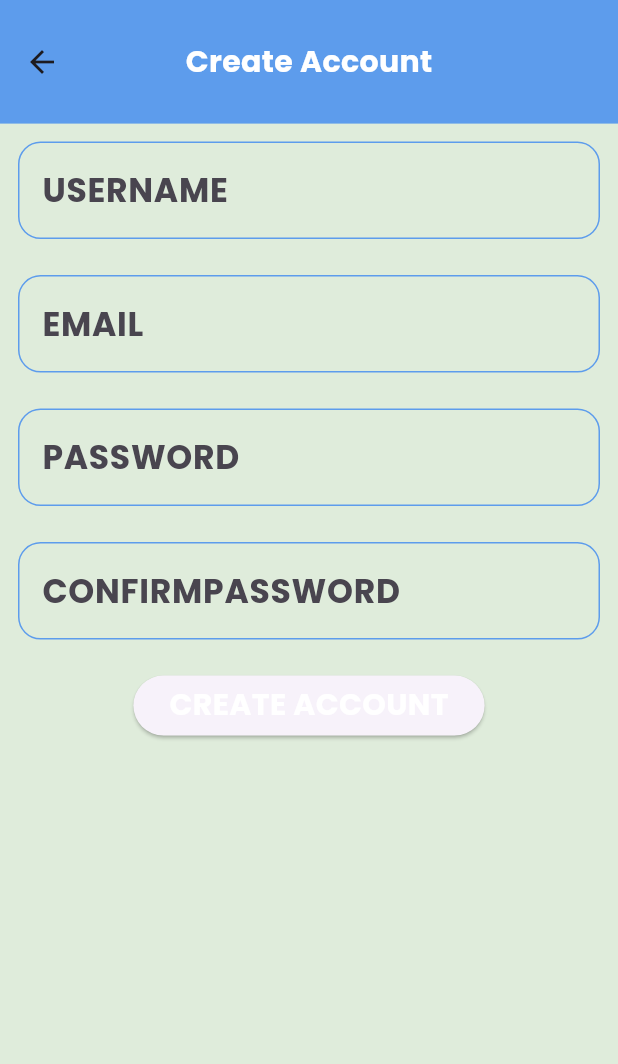
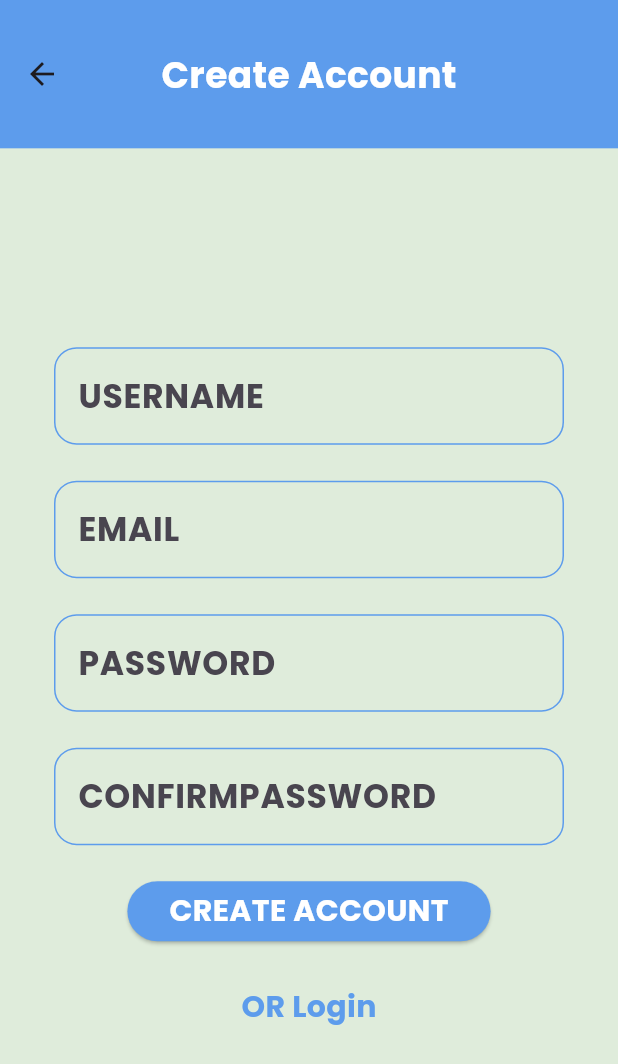
Before and after one commit to Ritaj-coder/TO_DOAPP, a Flutter app: the screen it shows after launch, after a tap on "OR Create An Account", on a phone screen of 412 x 824 dp. Shown: the top 1064 px of the screen. Run offline on Flutter 3.47's test engine with Material 3 defaults, Android fonts, the phone set to English and light mode, and no system bars; our stand-ins replace cloud_firestore, easy_date_timeline, firebase_auth, firebase_core, flutter_slidable, google_fonts; accounts and stored records are empty; generated files the repository leaves out were written again.

Commit message:
last update

```diff
--- a/lib/home/auth/login/login_screen.dart
+++ b/lib/home/auth/login/login_screen.dart
@@ -24,18 +24,18 @@ class LoginScreen extends StatelessWidget {
     return Scaffold(
       appBar: AppBar(
         centerTitle: true,
-        toolbarHeight: MediaQuery.of(context).size.height * 0.10,
+        toolbarHeight: MediaQuery.of(context).size.height * 0.12,
         title: Text("WELCOME BACK",
             style: Theme.of(context)
                 .textTheme
                 .bodyMedium
-                ?.copyWith(color: AppColors.WhiteColor)),
+                ?.copyWith(color: AppColors.WhiteColor, fontSize: 24)),
       ),
-      body: SingleChildScrollView(
-        child: SizedBox(
-          child: Column(
-            children: [
-              Form(
+      body: Center(
+        child: SingleChildScrollView(
+          child: Padding(
+            padding: const EdgeInsets.symmetric(horizontal: 24.0),
+            child: Form(
                 key: formkey,
                 child: Column(
                   children: [
@@ -100,8 +100,7 @@ class LoginScreen extends StatelessWidget {
                           )),
                     ),
                   ],
-                  ))
-            ],
+                )),
           ),
         ),
       ),
--- a/lib/home/auth/register/register_screen.dart
+++ b/lib/home/auth/register/register_screen.dart
@@ -5,6 +5,7 @@ import 'package:to_do_app1/alert_dialog.dart';
 import 'package:to_do_app1/app_Colors.dart';
 import 'package:to_do_app1/firebase.dart';
 import 'package:to_do_app1/home/auth/customer_formfield.dart';
+import 'package:to_do_app1/home/auth/login/login_screen.dart';
 import 'package:to_do_app1/home/home_screen.dart';
 import 'package:to_do_app1/model/my_user.dart';
 
@@ -26,17 +27,18 @@ class RegisterScreen extends StatelessWidget {
     return Scaffold(
       appBar: AppBar(
         centerTitle: true,
-        toolbarHeight: MediaQuery.of(context).size.height * 0.10,
+        toolbarHeight: MediaQuery.of(context).size.height * 0.12,
         title: Text("Create Account",
             style: Theme.of(context)
                 .textTheme
                 .bodyMedium
-                ?.copyWith(color: AppColors.WhiteColor)),
+                ?.copyWith(color: AppColors.WhiteColor, fontSize: 24)),
       ),
-      body: SingleChildScrollView(
-        child: Column(
-          children: [
-            Form(
+      body: Center(
+        child: SingleChildScrollView(
+          child: Padding(
+            padding: const EdgeInsets.symmetric(horizontal: 24.0),
+            child: Form(
                 key: formkey,
                 child: Column(
                   children: [
@@ -101,6 +103,9 @@ class RegisterScreen extends StatelessWidget {
                     Padding(
                       padding: const EdgeInsets.all(8.0),
                       child: ElevatedButton(
+                          style: ElevatedButton.styleFrom(
+                              padding: EdgeInsets.symmetric(horizontal: 28),
+                              backgroundColor: AppColors.PrimaryColor),
                           onPressed: () {
                             register(context);
                           },
@@ -111,10 +116,24 @@ class RegisterScreen extends StatelessWidget {
                                 .bodyMedium!
                                 .copyWith(color: AppColors.WhiteColor),
                           )),
-                    )
+                    ),
+                    Padding(
+                      padding: const EdgeInsets.all(8.0),
+                      child: TextButton(
+                          onPressed: () {
+                            Navigator.pushNamed(context, LoginScreen.routename);
+                          },
+                          child: Text(
+                            "OR Login",
+                            style: Theme.of(context)
+                                .textTheme
+                                .bodyMedium!
+                                .copyWith(color: AppColors.PrimaryColor),
+                          )),
+                    ),
                   ],
-                ))
-          ],
+                )),
+          ),
         ),
       ),
     );
```
Also changed, not shown: lib/main.dart (line endings or trailing spaces). Lines whose indentation alone changed are shown as unchanged.
